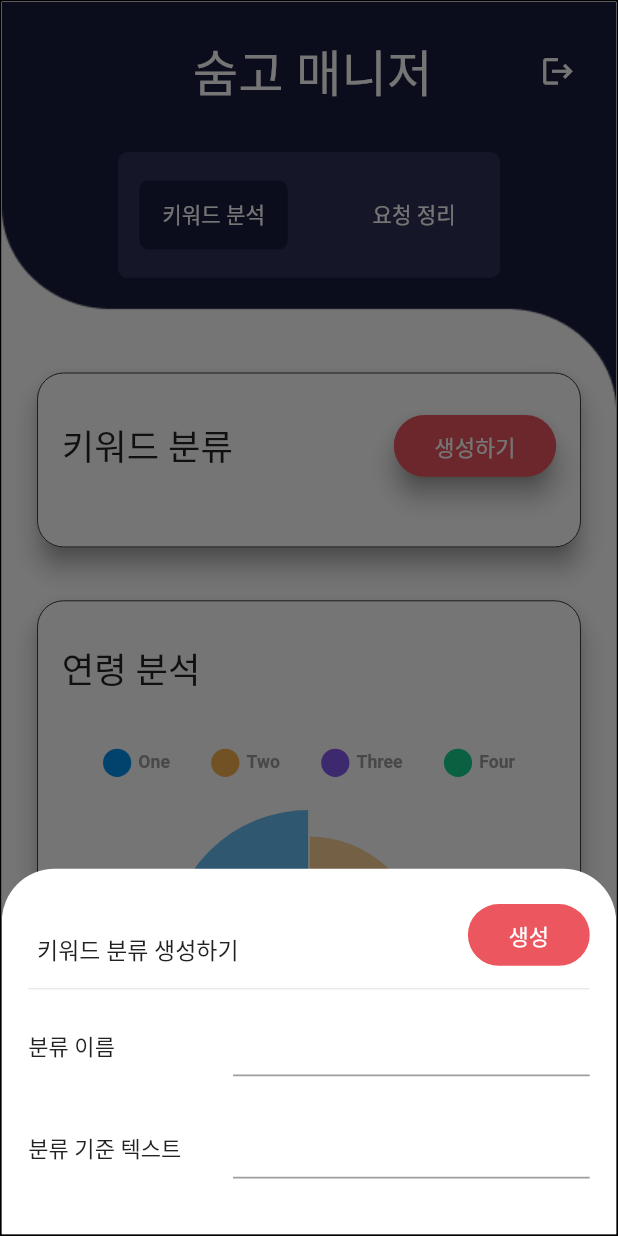
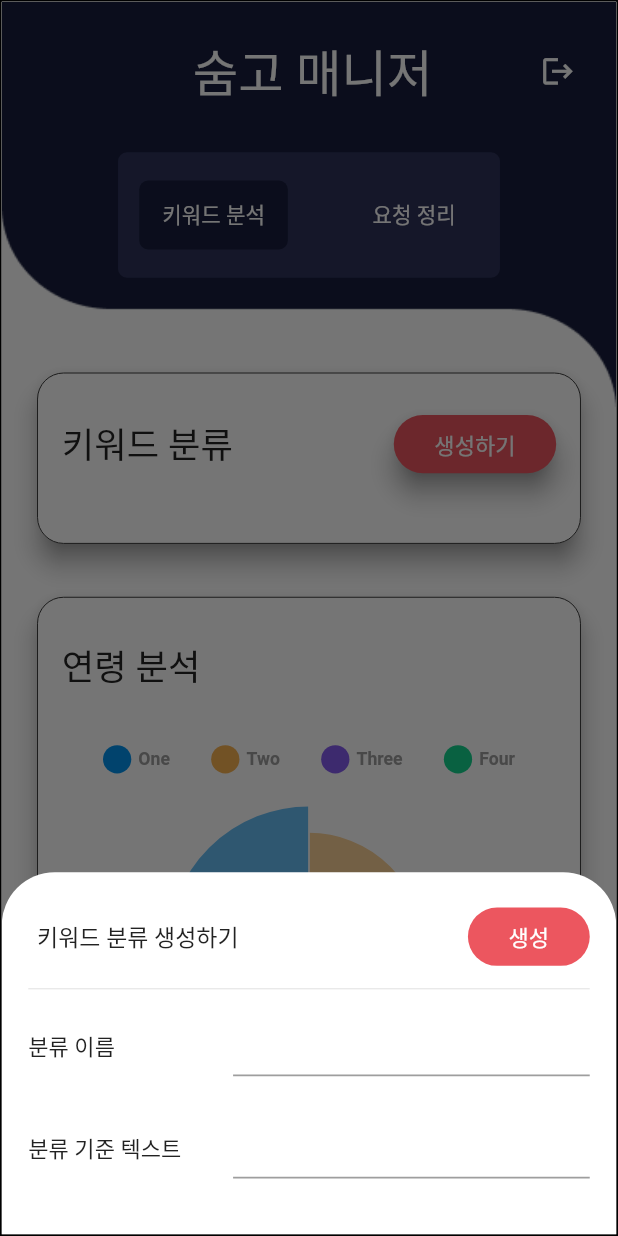
Before and after one commit to dev-tryit/sumgo-crawller-flutter, a Flutter app: the MainLayout screen opened directly, after a tap on "생성하기", on a phone screen of 412 x 824 dp. Run offline on Flutter 3.47's test engine with Material 2 defaults, Android fonts, the phone set to English and light mode, and no system bars; drawn by our look-alikes of fl_chart, flutter_bounce; our stand-ins replace adaptive_dialog, cloud_firestore, email_validator, firebase_auth, firebase_core, flutter_easyloading and 8 more; missing offline and left inert: firedart, puppeteer, unsplash_client, window_manager; accounts and stored records are empty.

Commit message:
Bouncable 완성

```diff
--- a/_code/lib/page/auth/AuthPage.dart
+++ b/_code/lib/page/auth/AuthPage.dart
@@ -82,7 +82,7 @@ class AuthPageComponent extends KDHComponent<_AuthPageState> {
                       color: MyColors.deepBlue,
                       child: Padding(
                         padding: const EdgeInsets.only(
-                            left: 23, right: 23, top: 8, bottom: 8),
+                            left: 23, right: 23, top: 7, bottom: 7),
                         child: Text(nextButtonText!),
                       ),
                     ),
--- a/_code/lib/page/main/KeywordAnalysisPage.dart
+++ b/_code/lib/page/main/KeywordAnalysisPage.dart
@@ -112,7 +112,7 @@ class KeywordAnalysisPageComponent
               Padding(
                 padding: const EdgeInsets.only(left: 5, top: 5, bottom: 5),
                 child: Row(
-                  crossAxisAlignment: CrossAxisAlignment.end,
+                  crossAxisAlignment: CrossAxisAlignment.center,
                   children: [
                     Text('키워드 분류 생성하기',
                         style: MyFonts.gothicA1(
--- a/_code/lib/widget/MyRedButton.dart
+++ b/_code/lib/widget/MyRedButton.dart
@@ -24,7 +24,7 @@ class MyRedButton extends StatelessWidget {
         elevation: useShadow ? 7 : 0,
         child: Padding(
           padding:
-              const EdgeInsets.only(left: 23, right: 23, top: 8, bottom: 8),
+              const EdgeInsets.only(left: 23, right: 23, top: 7, bottom: 7),
           child: Text(
             text,
             style: MyFonts.gothicA1(
--- a/_code/lib/widget/MyWhiteButton.dart
+++ b/_code/lib/widget/MyWhiteButton.dart
@@ -24,7 +24,7 @@ class MyWhiteButton extends StatelessWidget {
           ),
           color: MyColors.white,
           child: Padding(
-            padding: const EdgeInsets.only(top: 13, bottom: 13),
+            padding: const EdgeInsets.only(top: 12, bottom: 12),
             child: MyComponents.bounce(
               onPressed: onPressed,
               child: Text(
```
